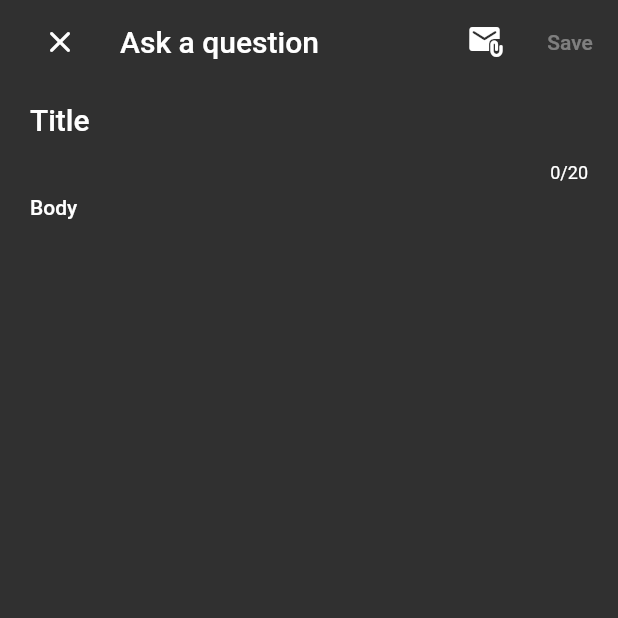
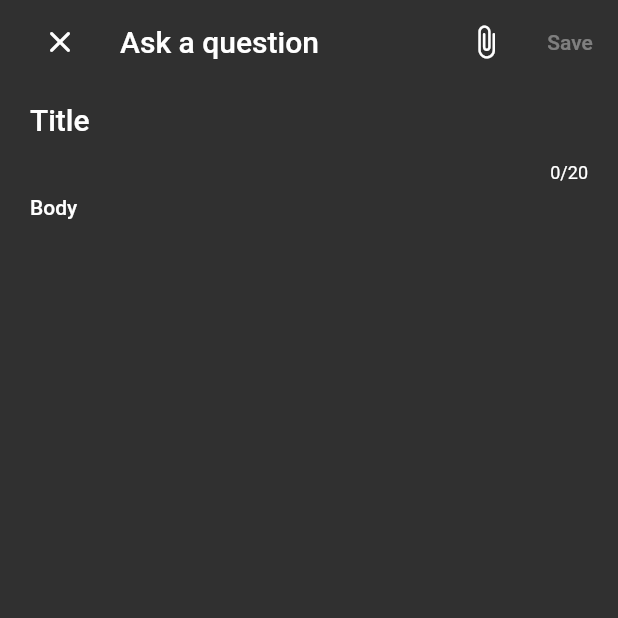
Before and after one commit to CrowdSolve/Mobile, a Flutter app: the AddQuestion screen opened directly, on a phone screen of 412 x 824 dp, the top half of it. Run offline on Flutter 3.47's test engine with Material 2 defaults, Android fonts, the phone set to English and light mode, and no system bars; our stand-ins replace firebase_auth, firebase_core, flutter_markdown, flutter_riverpod, image_picker, infinite_scroll_pagination and 2 more; missing offline and left inert: alert_dialogs, awesome_icons, github_sign_in; accounts and stored records are empty; network calls fail.

Commit message:
Change attach icon

```diff
--- a/lib/screens/main_screen/widgets/add_question.dart
+++ b/lib/screens/main_screen/widgets/add_question.dart
@@ -131,7 +131,7 @@ class _AddQuestionState extends ConsumerState<AddQuestion> {
                 const Spacer(),
                 IconButton(
                     onPressed: !_loading?() => _onImageButtonPressed():null,
-                    icon: !_loading?Icon(Icons.attach_email_rounded):CircularProgressIndicator()),
+                    icon: !_loading?Icon(Icons.attach_file_rounded):CircularProgressIndicator()),
                 TextButton(
                   onPressed:
                       _validated && !_loading? () => _confirmSubmit(context) : null,
```
